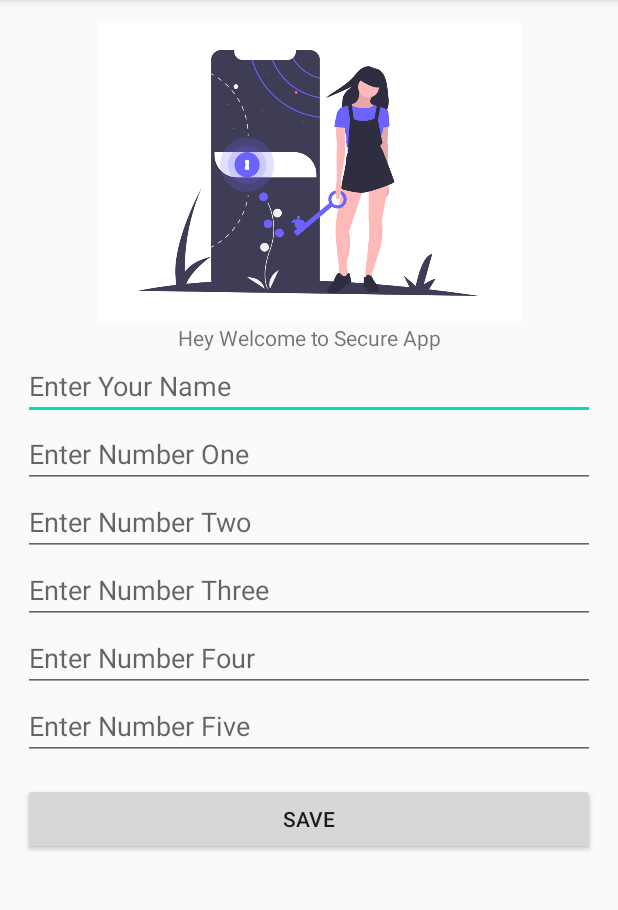
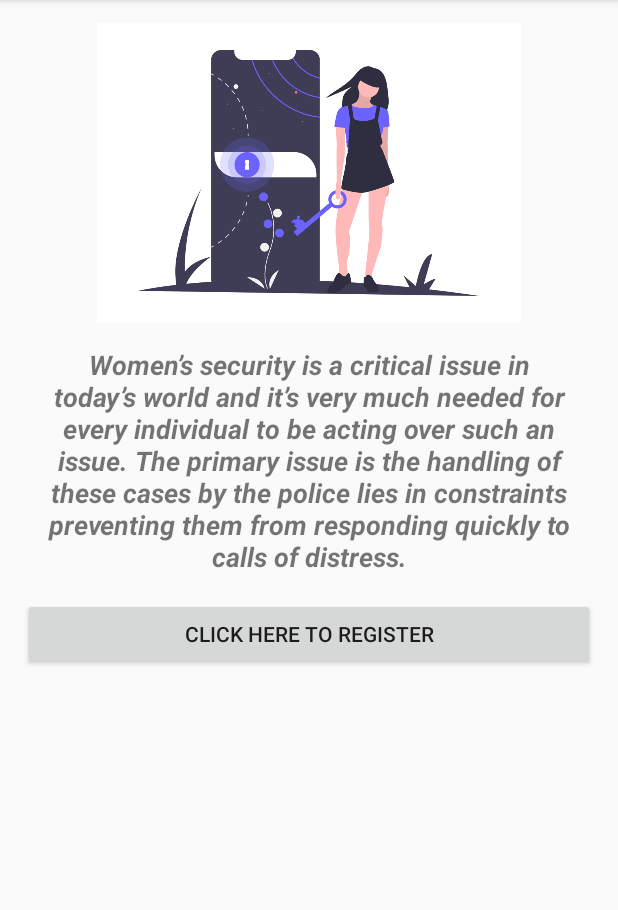
Before and after one commit to manunand/SecureWomen, an Android app: the screen it shows after launch (MainActivity), on a phone screen of 412 x 824 dp, the part 84-994 px from its top. Run offline under Robolectric (Android 15) with nearby library versions, the phone set to English and light mode, and no system bars.

Commit message:
To Register Added

```diff
--- a/app/src/main/AndroidManifest.xml
+++ b/app/src/main/AndroidManifest.xml
@@ -9,7 +9,8 @@
         android:roundIcon="@mipmap/ic_launcher_round"
         android:supportsRtl="true"
         android:theme="@style/Theme.SecureWomen">
-        <activity android:name=".MainActivity"></activity>
+        <activity android:name=".Toregister"></activity>
+        <activity android:name=".MainActivity" />
         <activity android:name=".SplashScreen">
             <intent-filter>
                 <action android:name="android.intent.action.MAIN" />
--- a/app/src/main/java/com/gech/securewomen/MainActivity.kt
+++ b/app/src/main/java/com/gech/securewomen/MainActivity.kt
@@ -1,5 +1,6 @@
 package com.gech.securewomen
 
+import android.content.Intent
 import android.support.v7.app.AppCompatActivity
 import android.os.Bundle
 import android.util.Log
@@ -27,17 +28,10 @@ class MainActivity : AppCompatActivity() {
             Log.i("MainActivity","App was opened !")
             Toast.makeText(this,"Don't Be Scared You are safe now !!!".plus(name),Toast.LENGTH_LONG).show()
 
-            editTextName = findViewById(R.id.editTextName)
-            editTextNumone = findViewById(R.id.editTextNumone)
-            editTextNumtwo = findViewById(R.id.editTextNumtwo)
-            editTextNumthree = findViewById(R.id.editTextNumThree)
-            editTextNumfour = findViewById(R.id.editTextNumfour)
-            editTextNumfive = findViewById(R.id.editTextNumfive)
 
-            retrieveData()
-
-            findViewById<Button>(R.id.button).setOnClickListener {
-                saveData()
+            findViewById<Button>(R.id.buttontoregisterpage).setOnClickListener {
+                val intent = Intent(this, Toregister::class.java)
+                startActivity(intent)
             }
         }else{
             setContentView(R.layout.activity_afterregister)
@@ -48,64 +42,5 @@ class MainActivity : AppCompatActivity() {
 
     }
 
-    private fun retrieveData(){
-        val mypref = getSharedPreferences("mypref", MODE_PRIVATE)
 
-        val name = mypref.getString("name","")
-        val num1 = mypref.getString("num1","")
-        val num2 = mypref.getString("num2","")
-        val num3 = mypref.getString("num3","")
-        val num4 = mypref.getString("num4","")
-        val num5 = mypref.getString("num5","")
-
-
-        editTextName.setText(name)
-        editTextNumone.setText(num1)
-        editTextNumtwo.setText(num2)
-        editTextNumthree.setText(num3)
-        editTextNumfour.setText(num4)
-        editTextNumfive.setText(num5)
-    }
-
-    private fun saveData() {
-
-        if (editTextName.text.isEmpty()){
-            editTextName.error = "Please Enter Name"
-            return
-        }
-
-        if(editTextNumone.text.isEmpty()){
-            editTextNumone.error = "Please Enter Num One"
-            return
-        }
-        if(editTextNumtwo.text.isEmpty()){
-            editTextNumtwo.error = "Please Enter Num Two"
-            return
-        }
-        if(editTextNumthree.text.isEmpty()){
-            editTextNumthree.error = "Please Enter Num Three"
-            return
-        }
-        if(editTextNumfour.text.isEmpty()){
-            editTextNumfour.error = "Please Enter Num Four"
-            return
-        }
-        if(editTextNumfive.text.isEmpty()){
-            editTextNumfive.error = "Please Enter Num Five"
-            return
-        }
-
-        val mypref = getSharedPreferences("mypref", MODE_PRIVATE)
-        val editor = mypref.edit()
-
-        editor.putString("name",editTextName.text.toString())
-        editor.putString("num1",editTextNumone.text.toString())
-        editor.putString("num2",editTextNumtwo.text.toString())
-        editor.putString("num3",editTextNumthree.text.toString())
-        editor.putString("num4",editTextNumfour.text.toString())
-        editor.putString("num5",editTextNumfive.text.toString())
-        editor.apply()
-
-        Toast.makeText(this,"Data Saved",Toast.LENGTH_LONG).show()
-    }
 }
--- a/app/src/main/res/layout/activity_main.xml
+++ b/app/src/main/res/layout/activity_main.xml
@@ -16,86 +16,22 @@
         tools:layout_editor_absoluteX="8dp"
         tools:layout_editor_absoluteY="7dp" />
 
-    <ScrollView
+
+    <TextView
+        android:id="@+id/textView5"
         android:layout_width="match_parent"
-        android:layout_height="wrap_content">
+        android:layout_height="wrap_content"
+        android:fontFamily="sans-serif"
+        android:padding="15dp"
+        android:text="@string/headerParagraph"
+        android:textAlignment="center"
+        android:textSize="18sp"
+        android:textStyle="bold|italic"
+        android:typeface="sans" />
 
-        <LinearLayout
-            android:layout_width="match_parent"
-            android:layout_height="wrap_content"
-            android:orientation="vertical" >
-
-            <TextView
-                android:id="@+id/textView"
-                android:layout_width="match_parent"
-                android:layout_height="wrap_content"
-                android:text="Hey Welcome to Secure App"
-                android:textAlignment="center"
-                app:layout_constraintBottom_toBottomOf="parent"
-                app:layout_constraintHorizontal_bias="0.454"
-                app:layout_constraintLeft_toLeftOf="parent"
-                app:layout_constraintRight_toRightOf="parent"
-                app:layout_constraintTop_toBottomOf="@+id/imageView"
-                app:layout_constraintVertical_bias="0.57" />
-
-            <EditText
-                android:id="@+id/editTextName"
-                android:layout_width="match_parent"
-                android:layout_height="wrap_content"
-                android:ems="10"
-                android:hint="Enter Your Name"
-                android:inputType="textPersonName" />
-
-            <EditText
-                android:id="@+id/editTextNumone"
-                android:layout_width="match_parent"
-                android:layout_height="wrap_content"
-                android:ems="10"
-                android:hint="Enter Number One"
-                android:inputType="text|number" />
-
-            <EditText
-                android:id="@+id/editTextNumtwo"
-                android:layout_width="match_parent"
-                android:layout_height="wrap_content"
-                android:ems="10"
-                android:hint="Enter Number Two"
-                android:inputType="text|number" />
-
-            <EditText
-                android:id="@+id/editTextNumThree"
-                android:layout_width="match_parent"
-                android:layout_height="wrap_content"
-                android:ems="10"
-                android:hint="Enter Number Three"
-                android:inputType="text|number" />
-
-            <EditText
-                android:id="@+id/editTextNumfour"
-                android:layout_width="match_parent"
-                android:layout_height="wrap_content"
-                android:ems="10"
-                android:hint="Enter Number Four"
-                android:inputType="text|number" />
-
-            <EditText
-                android:id="@+id/editTextNumfive"
-                android:layout_width="match_parent"
-                android:layout_height="wrap_content"
-                android:ems="10"
-                android:hint="Enter Number Five"
-                android:inputType="text|number" />
-
-            <Button
-                android:id="@+id/button"
-                android:layout_width="match_parent"
-                android:layout_height="wrap_content"
-                android:layout_marginTop="15dp"
-                android:text="@string/savebtn"
-                app:layout_constraintBottom_toBottomOf="parent"
-                app:layout_constraintEnd_toEndOf="parent"
-                app:layout_constraintStart_toStartOf="parent"
-                app:layout_constraintTop_toTopOf="@+id/textView" />
-        </LinearLayout>
-    </ScrollView>
+    <Button
+        android:id="@+id/buttontoregisterpage"
+        android:layout_width="match_parent"
+        android:layout_height="wrap_content"
+        android:text="Click Here To Register" />
 </LinearLayout>
--- a/app/src/main/res/layout/activity_splash_screen.xml
+++ b/app/src/main/res/layout/activity_splash_screen.xml
@@ -6,6 +6,7 @@
     android:layout_height="match_parent"
     tools:context=".SplashScreen"
     android:padding="25dp"
+    android:layout_gravity="center"
     android:orientation="vertical">
 
     <ImageView
--- a/app/src/main/res/values/strings.xml
+++ b/app/src/main/res/values/strings.xml
@@ -1,4 +1,5 @@
 <resources>
     <string name="app_name">SecureWomen</string>
     <string name="savebtn">Save</string>
+    <string name="headerParagraph">Women’s security is a critical issue in today’s world and it’s very much needed for every individual to be acting over such an issue. The primary issue is the handling of these cases by the police lies in constraints preventing them from responding quickly to calls of distress.</string>
 </resources>
```
Also changed, not shown: app/src/main/java/com/gech/securewomen/Toregister.kt (added, +96 -0 lines), app/src/main/res/layout/activity_toregister.xml (added, +108 -0 lines).
